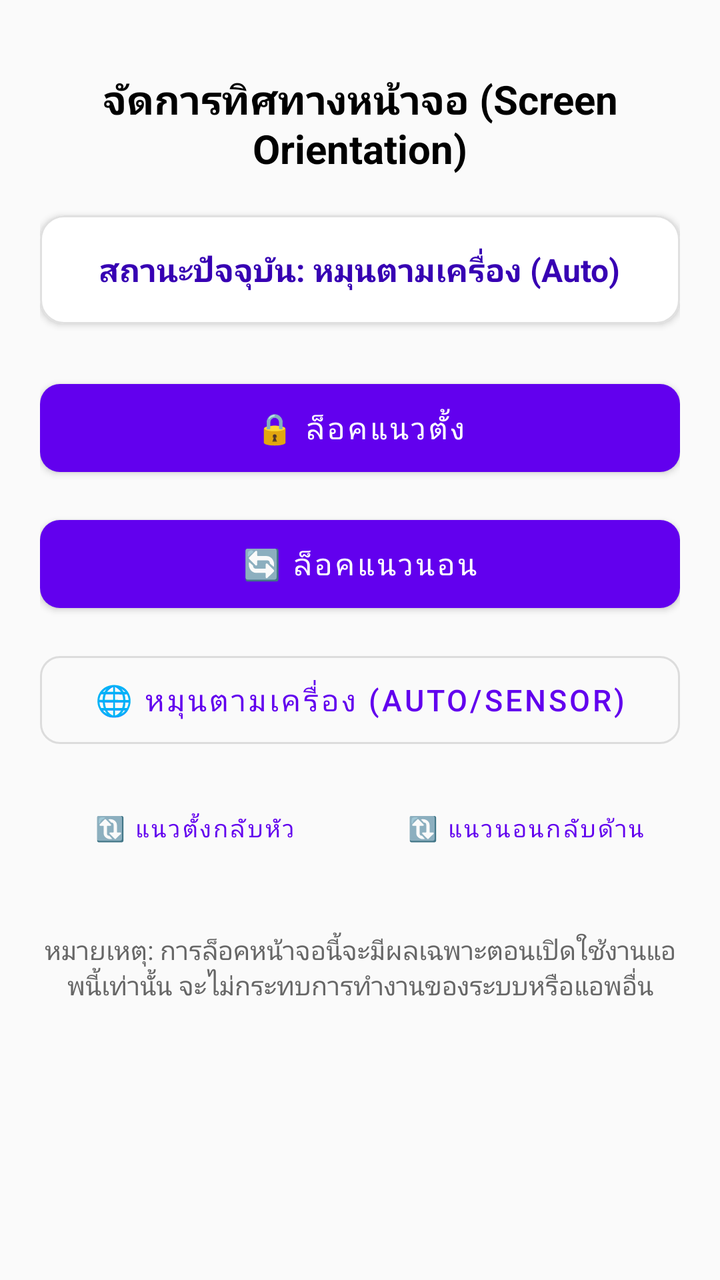
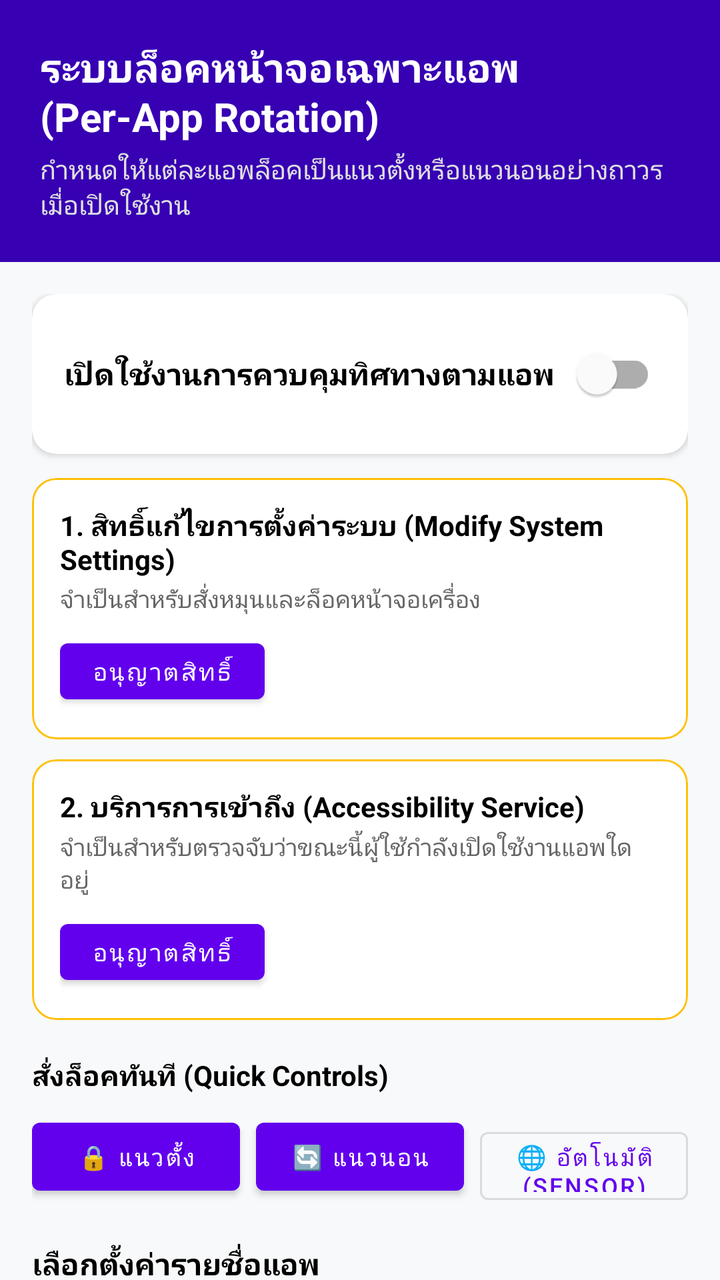

An Android layout rendered at two revisions. The XML below is the earlier revision; the diff shows what the commit changed to produce the second picture.
<!-- AndroidManifest.xml: application theme Theme.ScreenLock -->
<!-- res/layout/activity_main.xml -->
<?xml version="1.0" encoding="utf-8"?>
<ScrollView xmlns:android="http://schemas.android.com/apk/res/android"
    xmlns:app="http://schemas.android.com/apk/res-auto"
    xmlns:tools="http://schemas.android.com/tools"
    android:layout_width="match_parent"
    android:layout_height="match_parent"
    android:fillViewport="true"
    android:background="#FAFAFA">

    <LinearLayout
        android:layout_width="match_parent"
        android:layout_height="wrap_content"
        android:orientation="vertical"
        android:padding="20dp"
        android:gravity="center_horizontal">

        <TextView
            android:id="@+id/tvTitle"
            android:layout_width="wrap_content"
            android:layout_height="wrap_content"
            android:text="@string/title_screen_orientation"
            android:textSize="20sp"
            android:textStyle="bold"
            android:textColor="@color/black"
            android:layout_marginTop="16dp"
            android:gravity="center" />

        <com.google.android.material.card.MaterialCardView
            android:layout_width="match_parent"
            android:layout_height="wrap_content"
            android:layout_marginTop="20dp"
            app:cardCornerRadius="12dp"
            app:cardElevation="2dp"
            app:strokeWidth="1dp"
            app:strokeColor="#E0E0E0">

            <LinearLayout
                android:layout_width="match_parent"
                android:layout_height="wrap_content"
                android:orientation="vertical"
                android:padding="16dp"
                android:gravity="center">

                <TextView
                    android:id="@+id/tvStatus"
                    android:layout_width="wrap_content"
                    android:layout_height="wrap_content"
                    android:text="สถานะปัจจุบัน: หมุนตามเครื่อง (Auto)"
                    android:textSize="16sp"
                    android:textStyle="bold"
                    android:textColor="@color/purple_700"
                    android:gravity="center" />

            </LinearLayout>
        </com.google.android.material.card.MaterialCardView>

        <LinearLayout
            android:layout_width="match_parent"
            android:layout_height="wrap_content"
            android:orientation="vertical"
            android:layout_marginTop="24dp">

            <com.google.android.material.button.MaterialButton
                android:id="@+id/btnPortrait"
                android:layout_width="match_parent"
                android:layout_height="56dp"
                android:text="@string/btn_lock_portrait"
                android:textSize="15sp"
                app:cornerRadius="10dp" />

            <com.google.android.material.button.MaterialButton
                android:id="@+id/btnLandscape"
                android:layout_width="match_parent"
                android:layout_height="56dp"
                android:layout_marginTop="12dp"
                android:text="@string/btn_lock_landscape"
                android:textSize="15sp"
                app:cornerRadius="10dp" />

            <com.google.android.material.button.MaterialButton
                android:id="@+id/btnSensorAuto"
                android:layout_width="match_parent"
                android:layout_height="56dp"
                android:layout_marginTop="12dp"
                android:text="@string/btn_sensor_auto"
                android:textSize="15sp"
                app:cornerRadius="10dp"
                style="@style/Widget.MaterialComponents.Button.OutlinedButton" />

            <LinearLayout
                android:layout_width="match_parent"
                android:layout_height="wrap_content"
                android:orientation="horizontal"
                android:layout_marginTop="12dp">

                <com.google.android.material.button.MaterialButton
                    android:id="@+id/btnReversePortrait"
                    android:layout_width="0dp"
                    android:layout_height="wrap_content"
                    android:layout_weight="1"
                    android:layout_marginEnd="6dp"
                    android:text="@string/btn_reverse_portrait"
                    android:textSize="12sp"
                    style="@style/Widget.MaterialComponents.Button.TextButton" />

                <com.google.android.material.button.MaterialButton
                    android:id="@+id/btnReverseLandscape"
                    android:layout_width="0dp"
                    android:layout_height="wrap_content"
                    android:layout_weight="1"
                    android:layout_marginStart="6dp"
                    android:text="@string/btn_reverse_landscape"
                    android:textSize="12sp"
                    style="@style/Widget.MaterialComponents.Button.TextButton" />
            </LinearLayout>

        </LinearLayout>

        <TextView
            android:id="@+id/tvHint"
            android:layout_width="wrap_content"
            android:layout_height="wrap_content"
            android:layout_marginTop="28dp"
            android:text="@string/hint_text"
            android:textSize="13sp"
            android:textColor="@color/text_secondary"
            android:gravity="center" />

    </LinearLayout>
</ScrollView>
<!-- resources referenced by this layout -->
<resources>
  <color name="black">#FF000000</color>
  <color name="purple_700">#FF3700B3</color>
  <color name="text_secondary">#666666</color>
  <string name="btn_lock_landscape">🔄 ล็อคแนวนอน</string>
  <string name="btn_lock_portrait">🔒 ล็อคแนวตั้ง</string>
  <string name="btn_reverse_landscape">🔃 แนวนอนกลับด้าน</string>
  <string name="btn_reverse_portrait">🔃 แนวตั้งกลับหัว</string>
  <string name="btn_sensor_auto">🌐 หมุนตามเครื่อง (Auto/Sensor)</string>
  <string name="hint_text">หมายเหตุ: การล็อคหน้าจอนี้จะมีผลเฉพาะตอนเปิดใช้งานแอพนี้เท่านั้น จะไม่กระทบการทำงานของระบบหรือแอพอื่น</string>
  <string name="title_screen_orientation">จัดการทิศทางหน้าจอ (Screen Orientation)</string>
  <style name="Theme.ScreenLock" parent="Theme.MaterialComponents.DayNight.DarkActionBar">
          <item name="colorPrimary">@color/purple_500</item>
          <item name="colorPrimaryVariant">@color/purple_700</item>
          <item name="colorOnPrimary">@color/white</item>
          <item name="colorSecondary">@color/teal_200</item>
          <item name="colorSecondaryVariant">@color/teal_700</item>
          <item name="colorOnSecondary">@color/black</item>
      </style>
  <color name="purple_500">#FF6200EE</color>
  <color name="white">#FFFFFFFF</color>
  <color name="teal_200">#FF03DAC5</color>
  <color name="teal_700">#FF018786</color>
</resources>

<!-- the commit's change to res/layout/activity_main.xml (unified diff, before → after) -->
@@ -1,130 +1,268 @@
 <?xml version="1.0" encoding="utf-8"?>
-<ScrollView xmlns:android="http://schemas.android.com/apk/res/android"
+<androidx.coordinatorlayout.widget.CoordinatorLayout xmlns:android="http://schemas.android.com/apk/res/android"
     xmlns:app="http://schemas.android.com/apk/res-auto"
     xmlns:tools="http://schemas.android.com/tools"
     android:layout_width="match_parent"
     android:layout_height="match_parent"
-    android:fillViewport="true"
-    android:background="#FAFAFA">
-
-    <LinearLayout
+    android:background="#F8F9FA">
+
+    <androidx.core.widget.NestedScrollView
         android:layout_width="match_parent"
-        android:layout_height="wrap_content"
-        android:orientation="vertical"
-        android:padding="20dp"
-        android:gravity="center_horizontal">
-
-        <TextView
-            android:id="@+id/tvTitle"
-            android:layout_width="wrap_content"
-            android:layout_height="wrap_content"
-            android:text="@string/title_screen_orientation"
-            android:textSize="20sp"
-            android:textStyle="bold"
-            android:textColor="@color/black"
-            android:layout_marginTop="16dp"
-            android:gravity="center" />
-
-        <com.google.android.material.card.MaterialCardView
-            android:layout_width="match_parent"
-            android:layout_height="wrap_content"
-            android:layout_marginTop="20dp"
-            app:cardCornerRadius="12dp"
-            app:cardElevation="2dp"
-            app:strokeWidth="1dp"
-            app:strokeColor="#E0E0E0">
-
-            <LinearLayout
-                android:layout_width="match_parent"
-                android:layout_height="wrap_content"
-                android:orientation="vertical"
-                android:padding="16dp"
-                android:gravity="center">
-
-                <TextView
-                    android:id="@+id/tvStatus"
-                    android:layout_width="wrap_content"
-                    android:layout_height="wrap_content"
-                    android:text="สถานะปัจจุบัน: หมุนตามเครื่อง (Auto)"
-                    android:textSize="16sp"
-                    android:textStyle="bold"
-                    android:textColor="@color/purple_700"
-                    android:gravity="center" />
-
-            </LinearLayout>
-        </com.google.android.material.card.MaterialCardView>
+        android:layout_height="match_parent"
+        android:fillViewport="true">
 
         <LinearLayout
             android:layout_width="match_parent"
             android:layout_height="wrap_content"
             android:orientation="vertical"
-            android:layout_marginTop="24dp">
-
-            <com.google.android.material.button.MaterialButton
-                android:id="@+id/btnPortrait"
-                android:layout_width="match_parent"
-                android:layout_height="56dp"
-                android:text="@string/btn_lock_portrait"
-                android:textSize="15sp"
-                app:cornerRadius="10dp" />
-
-            <com.google.android.material.button.MaterialButton
-                android:id="@+id/btnLandscape"
-                android:layout_width="match_parent"
-                android:layout_height="56dp"
-                android:layout_marginTop="12dp"
-                android:text="@string/btn_lock_landscape"
-                android:textSize="15sp"
-                app:cornerRadius="10dp" />
-
-            <com.google.android.material.button.MaterialButton
-                android:id="@+id/btnSensorAuto"
-                android:layout_width="match_parent"
-                android:layout_height="56dp"
-                android:layout_marginTop="12dp"
-                android:text="@string/btn_sensor_auto"
-                android:textSize="15sp"
-                app:cornerRadius="10dp"
-                style="@style/Widget.MaterialComponents.Button.OutlinedButton" />
-
+            android:paddingBottom="24dp">
+
+            
             <LinearLayout
                 android:layout_width="match_parent"
                 android:layout_height="wrap_content"
-                android:orientation="horizontal"
-                android:layout_marginTop="12dp">
-
-                <com.google.android.material.button.MaterialButton
-                    android:id="@+id/btnReversePortrait"
-                    android:layout_width="0dp"
-                    android:layout_height="wrap_content"
-                    android:layout_weight="1"
-                    android:layout_marginEnd="6dp"
-                    android:text="@string/btn_reverse_portrait"
-                    android:textSize="12sp"
-                    style="@style/Widget.MaterialComponents.Button.TextButton" />
-
-                <com.google.android.material.button.MaterialButton
-                    android:id="@+id/btnReverseLandscape"
-                    android:layout_width="0dp"
-                    android:layout_height="wrap_content"
-                    android:layout_weight="1"
-                    android:layout_marginStart="6dp"
-                    android:text="@string/btn_reverse_landscape"
-                    android:textSize="12sp"
-                    style="@style/Widget.MaterialComponents.Button.TextButton" />
+                android:background="@color/purple_700"
+                android:orientation="vertical"
+                android:padding="20dp">
+
+                <TextView
+                    android:layout_width="wrap_content"
+                    android:layout_height="wrap_content"
+                    android:text="@string/title_app"
+                    android:textColor="@color/white"
+                    android:textSize="20sp"
+                    android:textStyle="bold" />
+
+                <TextView
+                    android:layout_width="wrap_content"
+                    android:layout_height="wrap_content"
+                    android:layout_marginTop="4dp"
+                    android:text="@string/desc_app"
+                    android:textColor="#E0E0E0"
+                    android:textSize="13sp" />
+
             </LinearLayout>
 
+            <LinearLayout
+                android:layout_width="match_parent"
+                android:layout_height="wrap_content"
+                android:orientation="vertical"
+                android:paddingHorizontal="16dp"
+                android:paddingTop="16dp">
+
+                
+                <com.google.android.material.card.MaterialCardView
+                    android:layout_width="match_parent"
+                    android:layout_height="wrap_content"
+                    app:cardCornerRadius="12dp"
+                    app:cardElevation="2dp">
+
+                    <LinearLayout
+                        android:layout_width="match_parent"
+                        android:layout_height="wrap_content"
+                        android:gravity="center_vertical"
+                        android:orientation="horizontal"
+                        android:padding="16dp">
+
+                        <TextView
+                            android:layout_width="0dp"
+                            android:layout_height="wrap_content"
+                            android:layout_weight="1"
+                            android:text="@string/switch_master"
+                            android:textColor="@color/black"
+                            android:textSize="15sp"
+                            android:textStyle="bold" />
+
+                        <com.google.android.material.switchmaterial.SwitchMaterial
+                            android:id="@+id/switchMaster"
+                            android:layout_width="wrap_content"
+                            android:layout_height="wrap_content" />
+
+                    </LinearLayout>
+                </com.google.android.material.card.MaterialCardView>
+
+                
+                <com.google.android.material.card.MaterialCardView
+                    android:id="@+id/cardPermSettings"
+                    android:layout_width="match_parent"
+                    android:layout_height="wrap_content"
+                    android:layout_marginTop="12dp"
+                    app:cardCornerRadius="12dp"
+                    app:cardElevation="1dp"
+                    app:strokeColor="#FFC107"
+                    app:strokeWidth="1dp">
+
+                    <LinearLayout
+                        android:layout_width="match_parent"
+                        android:layout_height="wrap_content"
+                        android:orientation="vertical"
+                        android:padding="14dp">
+
+                        <TextView
+                            android:layout_width="wrap_content"
+                            android:layout_height="wrap_content"
+                            android:text="@string/perm_title_settings"
+                            android:textColor="@color/black"
+                            android:textSize="14sp"
+                            android:textStyle="bold" />
+
+                        <TextView
+                            android:layout_width="wrap_content"
+                            android:layout_height="wrap_content"
+                            android:layout_marginTop="2dp"
+                            android:text="@string/perm_desc_settings"
+                            android:textColor="#666666"
+                            android:textSize="12sp" />
+
+                        <com.google.android.material.button.MaterialButton
+                            android:id="@+id/btnGrantSettings"
+                            android:layout_width="wrap_content"
+                            android:layout_height="40dp"
+                            android:layout_marginTop="8dp"
+                            android:text="@string/btn_grant"
+                            android:textSize="12sp" />
+
+                    </LinearLayout>
+                </com.google.android.material.card.MaterialCardView>
+
+                
+                <com.google.android.material.card.MaterialCardView
+                    android:id="@+id/cardPermAccessibility"
+                    android:layout_width="match_parent"
+                    android:layout_height="wrap_content"
+                    android:layout_marginTop="10dp"
+                    app:cardCornerRadius="12dp"
+                    app:cardElevation="1dp"
+                    app:strokeColor="#FFC107"
+                    app:strokeWidth="1dp">
+
+                    <LinearLayout
+                        android:layout_width="match_parent"
+                        android:layout_height="wrap_content"
+                        android:orientation="vertical"
+                        android:padding="14dp">
+
+                        <TextView
+                            android:layout_width="wrap_content"
+                            android:layout_height="wrap_content"
+                            android:text="@string/perm_title_accessibility"
+                            android:textColor="@color/black"
+                            android:textSize="14sp"
+                            android:textStyle="bold" />
+
+                        <TextView
+                            android:layout_width="wrap_content"
+                            android:layout_height="wrap_content"
+                            android:layout_marginTop="2dp"
+                            android:text="@string/perm_desc_accessibility"
+                            android:textColor="#666666"
+                            android:textSize="12sp" />
+
+                        <com.google.android.material.button.MaterialButton
+                            android:id="@+id/btnGrantAccessibility"
+                            android:layout_width="wrap_content"
+                            android:layout_height="40dp"
+                            android:layout_marginTop="8dp"
+                            android:text="@string/btn_grant"
+                            android:textSize="12sp" />
+
+                    </LinearLayout>
+                </com.google.android.material.card.MaterialCardView>
+
+                
+                <TextView
+                    android:layout_width="wrap_content"
+                    android:layout_height="wrap_content"
+                    android:layout_marginTop="18dp"
+                    android:text="@string/quick_controls_title"
+                    android:textColor="@color/black"
+                    android:textSize="14sp"
+                    android:textStyle="bold" />
+
+                <LinearLayout
+                    android:layout_width="match_parent"
+                    android:layout_height="wrap_content"
+                    android:layout_marginTop="8dp"
+                    android:orientation="horizontal">
+
+                    <com.google.android.material.button.MaterialButton
+                        android:id="@+id/btnQuickPortrait"
+                        android:layout_width="0dp"
+                        android:layout_height="46dp"
+                        android:layout_marginEnd="4dp"
+                        android:layout_weight="1"
+                        android:text="@string/btn_lock_portrait"
+                        android:textSize="12sp" />
+
+                    <com.google.android.material.button.MaterialButton
+                        android:id="@+id/btnQuickLandscape"
+                        android:layout_width="0dp"
+                        android:layout_height="46dp"
+                        android:layout_marginHorizontal="4dp"
+                        android:layout_weight="1"
+                        android:text="@string/btn_lock_landscape"
+                        android:textSize="12sp" />
+
+                    <com.google.android.material.button.MaterialButton
+                        android:id="@+id/btnQuickAuto"
+                        style="@style/Widget.MaterialComponents.Button.OutlinedButton"
+                        android:layout_width="0dp"
+                        android:layout_height="46dp"
+                        android:layout_marginStart="4dp"
+                        android:layout_weight="1"
+                        android:text="@string/btn_auto"
+                        android:textSize="12sp" />
+
+                </LinearLayout>
+
+                
+                <TextView
+                    android:id="@+id/tvAppListCount"
+                    android:layout_width="wrap_content"
+                    android:layout_height="wrap_content"
+                    android:layout_marginTop="20dp"
+                    android:text="เลือกตั้งค่ารายชื่อแอพ"
+                    android:textColor="@color/black"
+                    android:textSize="15sp"
+                    android:textStyle="bold" />
+
+                <com.google.android.material.textfield.TextInputLayout
+                    android:layout_width="match_parent"
+                    android:layout_height="wrap_content"
+                    android:layout_marginTop="8dp"
+                    app:boxCornerRadiusBottomEnd="8dp"
+                    app:boxCornerRadiusBottomStart="8dp"
+                    app:boxCornerRadiusTopEnd="8dp"
+                    app:boxCornerRadiusTopStart="8dp">
+
+                    <com.google.android.material.textfield.TextInputEditText
+                        android:id="@+id/etSearch"
+                        android:layout_width="match_parent"
+                        android:layout_height="wrap_content"
+                        android:hint="@string/search_hint"
+                        android:textSize="14sp" />
+
+                </com.google.android.material.textfield.TextInputLayout>
+
+            </LinearLayout>
+
+            
+            <ProgressBar
+                android:id="@+id/progressBar"
+                android:layout_width="wrap_content"
+                android:layout_height="wrap_content"
+                android:layout_gravity="center"
+                android:layout_marginTop="32dp" />
+
+            
+            <androidx.recyclerview.widget.RecyclerView
+                android:id="@+id/rvApps"
+                android:layout_width="match_parent"
+                android:layout_height="wrap_content"
+                android:layout_marginTop="12dp"
+                android:nestedScrollingEnabled="false" />
+
         </LinearLayout>
-
-        <TextView
-            android:id="@+id/tvHint"
-            android:layout_width="wrap_content"
-            android:layout_height="wrap_content"
-            android:layout_marginTop="28dp"
-            android:text="@string/hint_text"
-            android:textSize="13sp"
-            android:textColor="@color/text_secondary"
-            android:gravity="center" />
-
-    </LinearLayout>
-</ScrollView>
+    </androidx.core.widget.NestedScrollView>
+
+</androidx.coordinatorlayout.widget.CoordinatorLayout>
<!-- resource entries referenced after the edit -->
@@ -2,14 +2,17 @@
 <resources>
   <color name="black">#FF000000</color>
   <color name="purple_700">#FF3700B3</color>
-  <color name="text_secondary">#666666</color>
-  <string name="btn_lock_landscape">🔄 ล็อคแนวนอน</string>
-  <string name="btn_lock_portrait">🔒 ล็อคแนวตั้ง</string>
-  <string name="btn_reverse_landscape">🔃 แนวนอนกลับด้าน</string>
-  <string name="btn_reverse_portrait">🔃 แนวตั้งกลับหัว</string>
-  <string name="btn_sensor_auto">🌐 หมุนตามเครื่อง (Auto/Sensor)</string>
-  <string name="hint_text">หมายเหตุ: การล็อคหน้าจอนี้จะมีผลเฉพาะตอนเปิดใช้งานแอพนี้เท่านั้น จะไม่กระทบการทำงานของระบบหรือแอพอื่น</string>
-  <string name="title_screen_orientation">จัดการทิศทางหน้าจอ (Screen Orientation)</string>
+  <string name="btn_lock_landscape">🔄 แนวนอน</string>
+  <string name="btn_lock_portrait">🔒 แนวตั้ง</string>
+  <string name="desc_app">กำหนดให้แต่ละแอพล็อคเป็นแนวตั้งหรือแนวนอนอย่างถาวรเมื่อเปิดใช้งาน</string>
+  <string name="perm_desc_accessibility">จำเป็นสำหรับตรวจจับว่าขณะนี้ผู้ใช้กำลังเปิดใช้งานแอพใดอยู่</string>
+  <string name="perm_desc_settings">จำเป็นสำหรับสั่งหมุนและล็อคหน้าจอเครื่อง</string>
+  <string name="perm_title_accessibility">2. บริการการเข้าถึง (Accessibility Service)</string>
+  <string name="perm_title_settings">1. สิทธิ์แก้ไขการตั้งค่าระบบ (Modify System Settings)</string>
+  <string name="quick_controls_title">สั่งล็อคทันที (Quick Controls)</string>
+  <string name="search_hint">ค้นหาชื่อแอพหรือแพ็กเกจ...</string>
+  <string name="switch_master">เปิดใช้งานการควบคุมทิศทางตามแอพ</string>
+  <string name="title_app">ระบบล็อคหน้าจอเฉพาะแอพ (Per-App Rotation)</string>
   <style name="Theme.ScreenLock" parent="Theme.MaterialComponents.DayNight.DarkActionBar">
           <item name="colorPrimary">@color/purple_500</item>
           <item name="colorPrimaryVariant">@color/purple_700</item>
@@ -20,6 +23,8 @@
       </style>
   <color name="purple_500">#FF6200EE</color>
   <color name="white">#FFFFFFFF</color>
+  <string name="btn_auto">🌐 อัตโนมัติ (Sensor)</string>
+  <string name="btn_grant">อนุญาตสิทธิ์</string>
   <color name="teal_200">#FF03DAC5</color>
   <color name="teal_700">#FF018786</color>
 </resources>
